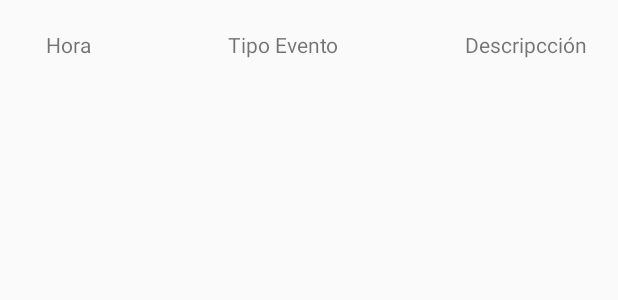
After one commit to mcabre94/ea2-soa, an Android app: the layout eventos_fragment.xml on its own in the app's theme, with its tools: preview values and no code run, on a phone screen of 412 x 824 dp. The commit adds this screen. Shown: the top 300 px of the screen. Run offline under Robolectric (Android 15) with nearby library versions, the phone set to English and light mode, and no system bars.

Commit message:
se agrego la lista de eventos

```diff
--- a/app/src/main/java/com/example/ea2soa/ui/MainActivity.java
+++ b/app/src/main/java/com/example/ea2soa/ui/MainActivity.java
@@ -1,6 +1,7 @@
 package com.example.ea2soa.ui;
 
 import androidx.appcompat.app.AppCompatActivity;
+import androidx.fragment.app.Fragment;
 import androidx.viewpager.widget.ViewPager;
 import android.os.Bundle;
 import android.util.Log;
@@ -27,6 +28,7 @@ public class MainActivity extends AppCompatActivity{
         adapter = new TabAdapter(getSupportFragmentManager());
         adapter.addFragment(new TabSensoresFragment(), "Sensores");
         adapter.addFragment(new TabQrFragment(), "QR");
+        adapter.addFragment(new TabEventosFragment(), "Historial Eventos");
 
         viewPager.setAdapter(adapter);
         tabLayout.setupWithViewPager(viewPager);
--- /dev/null
+++ b/app/src/main/res/layout/eventos_fragment.xml
@@ -0,0 +1,57 @@
+<?xml version="1.0" encoding="utf-8"?>
+<RelativeLayout xmlns:android="http://schemas.android.com/apk/res/android"
+    android:layout_width="match_parent"
+    android:layout_height="match_parent">
+
+    <ScrollView
+        android:layout_width="match_parent"
+        android:layout_height="match_parent">
+
+        <LinearLayout
+            android:layout_width="match_parent"
+            android:layout_height="match_parent"
+            android:gravity="center_horizontal"
+            android:orientation="vertical"
+            android:paddingTop="20dp"
+            android:textAlignment="center">
+
+            <TableLayout
+                android:id="@+id/tabla_eventos"
+                android:layout_width="match_parent"
+                android:layout_height="match_parent"
+                android:paddingLeft="20dp"
+                android:paddingRight="20dp"
+                android:stretchColumns="0,1"
+                android:shrinkColumns="2">
+
+                <TableRow
+                    android:layout_width="fill_parent"
+                    android:layout_height="match_parent">
+
+                    <TextView
+                        android:layout_width="match_parent"
+                        android:layout_column="0"
+                        android:paddingLeft="7dp"
+                        android:paddingRight="7dp"
+                        android:text=" Hora "></TextView>
+
+                    <TextView
+                        android:layout_width="match_parent"
+                        android:layout_column="1"
+                        android:text=" Tipo Evento "></TextView>
+
+                    <TextView
+                        android:layout_width="match_parent"
+                        android:layout_column="2"
+                        android:text=" Descripcción"></TextView>
+                </TableRow>
+            </TableLayout>
+        </LinearLayout>
+
+    </ScrollView>
+
+
+
+
+
+</RelativeLayout>
```
Also changed, not shown: app/src/main/java/com/example/ea2soa/data/RegisterEventService.java (+28 -0 lines), app/src/main/java/com/example/ea2soa/ui/TabEventosFragment.java (added, +107 -0 lines).
